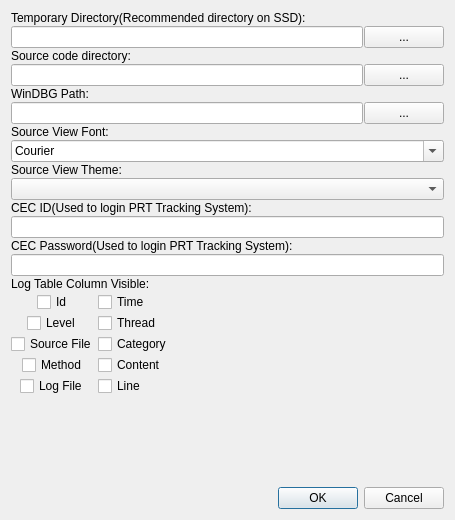
Old version of the form preferencedialog.ui in the repository missdeer/cjlv.
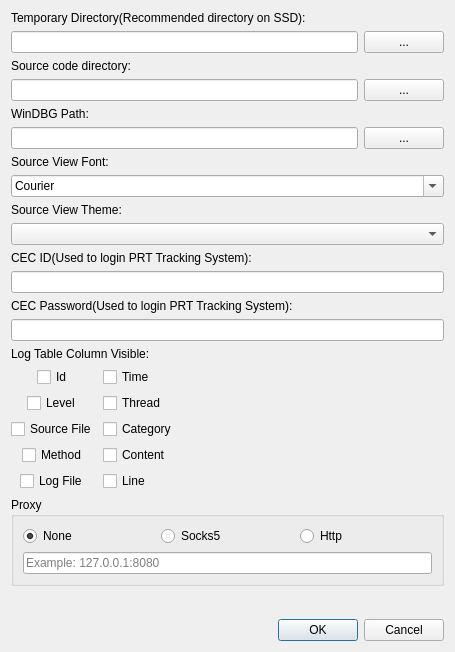
New version of the form.

Commit message: (*)add network proxy support

Patch:
```diff
--- a/preferencedialog.ui
+++ b/preferencedialog.ui
@@ -7,16 +7,13 @@
     <x>0</x>
     <y>0</y>
     <width>455</width>
-    <height>520</height>
+    <height>652</height>
    </rect>
   </property>
   <property name="windowTitle">
    <string>Preference</string>
   </property>
-  <layout class="QVBoxLayout" name="verticalLayout" stretch="0,0,0,0,0,0,0,0,0,0,0,0,0,0,0,0,0,0">
-   <property name="spacing">
-    <number>1</number>
-   </property>
+  <layout class="QVBoxLayout" name="verticalLayout_2">
    <item>
     <widget class="QLabel" name="label">
      <property name="text">
@@ -218,6 +215,50 @@
      </item>
     </layout>
    </item>
+   <item>
+    <widget class="QGroupBox" name="groupBox">
+     <property name="title">
+      <string>Proxy</string>
+     </property>
+     <layout class="QVBoxLayout" name="verticalLayout">
+      <item>
+       <layout class="QHBoxLayout" name="horizontalLayout_4">
+        <item>
+         <widget class="QRadioButton" name="rbNoneProxy">
+          <property name="text">
+           <string>None</string>
+          </property>
+          <property name="checked">
+           <bool>true</bool>
+          </property>
+         </widget>
+        </item>
+        <item>
+         <widget class="QRadioButton" name="rbSocksProxy">
+          <property name="text">
+           <string>Socks5</string>
+          </property>
+         </widget>
+        </item>
+        <item>
+         <widget class="QRadioButton" name="rbHttpProxy">
+          <property name="text">
+           <string>Http</string>
+          </property>
+         </widget>
+        </item>
+       </layout>
+      </item>
+      <item>
+       <widget class="QLineEdit" name="edtProxy">
+        <property name="placeholderText">
+         <string>Example: 127.0.0.1:8080</string>
+        </property>
+       </widget>
+      </item>
+     </layout>
+    </widget>
+   </item>
    <item>
     <spacer name="verticalSpacer">
      <property name="orientation">
```
The commit also changes 5 other files.
